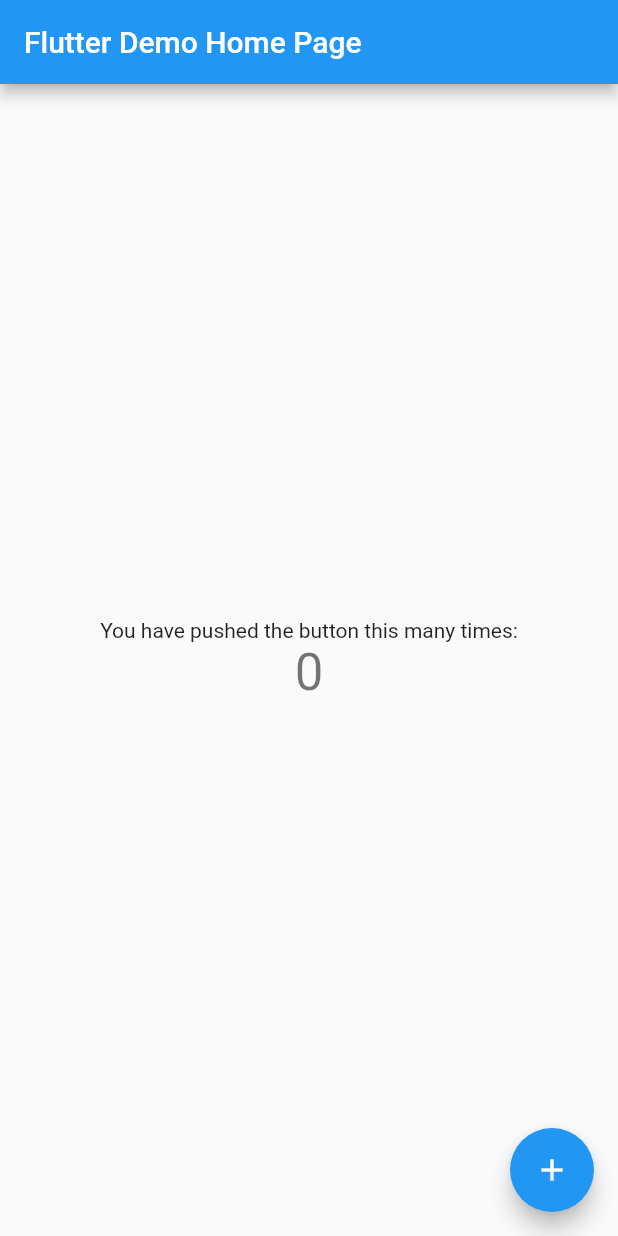
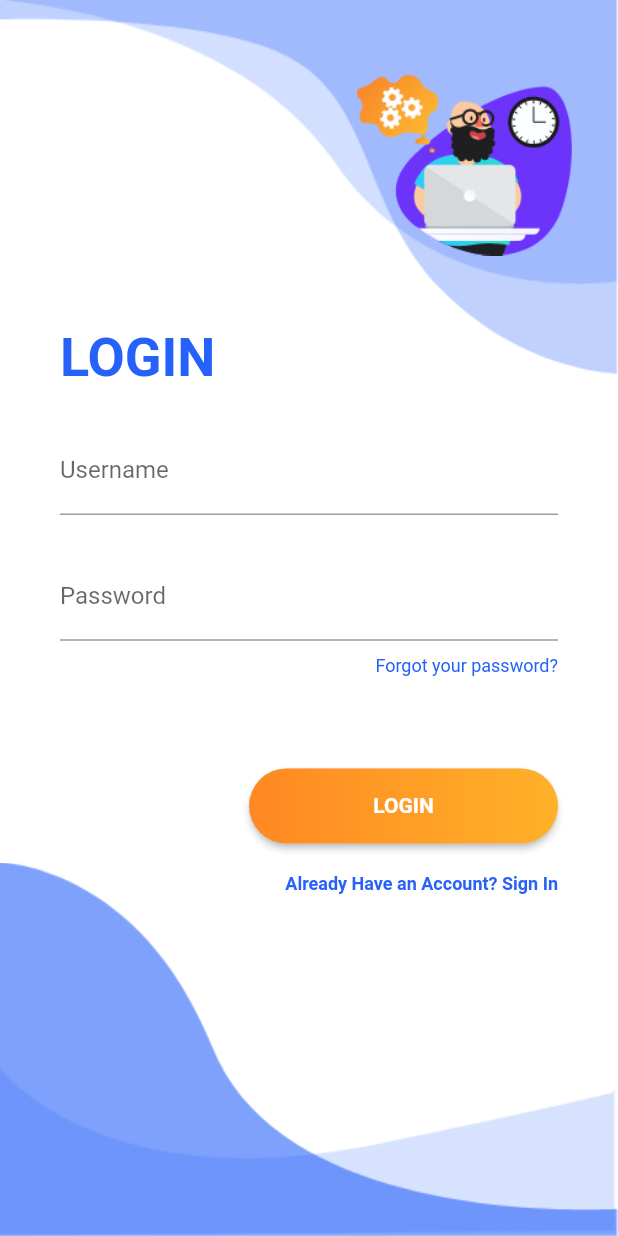
Before and after one commit to shadowdraon319/hoohacks2022, a Flutter app: the screen it shows after launch, on a phone screen of 412 x 824 dp. Run offline on Flutter 3.47's test engine with Material 2 defaults, Android fonts, the light colour scheme and no system bars; our stand-ins replace cloud_firestore, firebase_auth, firebase_core, firebase_messaging; accounts and stored records are empty.

Commit message:
Login and Register Screens

```diff
--- /dev/null
+++ b/lib/Componenets/background.dart
@@ -0,0 +1,55 @@
+import 'package:flutter/material.dart';
+
+class Background extends StatelessWidget {
+  final Widget child;
+
+  const Background({
+    Key? key,
+    required this.child,
+  }) : super(key: key);
+  @override
+  Widget build(BuildContext context) {
+    Size size = MediaQuery.of(context).size;
+    return Container(
+        width: double.infinity,
+        height: size.height,
+        child: Stack(
+          alignment: Alignment.center,
+          children: [
+            Positioned(
+              top: 0,
+              right: 0,
+              child: Image.asset("assets/images/top1.png"),
+              width: size.width,
+            ),
+            Positioned(
+              top: 0,
+              left: 0,
+              child: Image.asset("assets/images/top2.png"),
+              width: size.width,
+            ),
+            Positioned(
+              top: 50,
+              right: 30,
+              child: Image.asset("assets/images/main.png"),
+              width: size.width * .35,
+            ),
+            Positioned(
+              bottom: 0,
+              right: 0,
+              child: Image.asset("assets/images/bottom1.png"),
+              width: size.width,
+            ),
+            Positioned(
+              bottom: 0,
+              right: 0,
+              child: Image.asset("assets/images/bottom2.png"),
+              width: size.width,
+            ),
+            child
+          ],
+        ),
+
+    );
+  }
+}
--- /dev/null
+++ b/lib/Screens/Authentication/login.dart
@@ -0,0 +1,107 @@
+import 'package:careing/presence.dart';
+
+class LoginScreen extends StatelessWidget {
+  @override
+  Widget build(BuildContext context) {
+    Size size = MediaQuery.of(context).size;
+    return Scaffold(
+      body: Background(
+        child: Column(mainAxisAlignment: MainAxisAlignment.center, children: [
+          Container(
+            alignment: Alignment.centerLeft,
+            padding: EdgeInsets.symmetric(horizontal: 40),
+            child: Text(
+              'LOGIN',
+              style: TextStyle(
+                fontWeight: FontWeight.bold,
+                color: Color(0xFF2661FA),
+                fontSize: 36,
+              ),
+              textAlign: TextAlign.left,
+            ),
+          ),
+          SizedBox(
+            height: size.height * 0.03,
+          ),
+          Container(
+            alignment: Alignment.center,
+            margin: EdgeInsets.symmetric(horizontal: 40),
+            child: TextField(
+              decoration: InputDecoration(labelText: 'Username'),
+            ),
+          ),
+          SizedBox(
+            height: size.height * 0.03,
+          ),
+          Container(
+            alignment: Alignment.center,
+            margin: EdgeInsets.symmetric(horizontal: 40),
+            child: TextField(
+              decoration: InputDecoration(labelText: 'Password'),
+              obscureText: true,
+            ),
+          ),
+          Container(
+            alignment: Alignment.centerRight,
+            margin: EdgeInsets.symmetric(horizontal: 40, vertical: 10),
+            child: Text(
+              'Forgot your password?',
+              style: TextStyle(fontSize: 12, color: Color(0xFF2661FA)),
+            ),
+          ),
+          SizedBox(
+            height: size.height * 0.05,
+          ),
+          Container(
+            alignment: Alignment.centerRight,
+            margin: EdgeInsets.symmetric(horizontal: 40, vertical: 10),
+            child: RaisedButton(
+              onPressed: () {},
+              shape: RoundedRectangleBorder(
+                borderRadius: BorderRadius.circular(80.0),
+              ),
+              textColor: Colors.white,
+              padding: const EdgeInsets.all(0),
+              child: Container(
+                alignment: Alignment.center,
+                height: 50.0,
+                width: size.width * 0.5,
+                decoration: BoxDecoration(
+                  borderRadius: BorderRadius.circular(80.0),
+                  gradient: LinearGradient(
+                    colors: [
+                      Color.fromARGB(255, 255, 136, 34),
+                      Color.fromARGB(255, 255, 177, 41),
+                    ],
+                  ),
+                ),
+                padding: const EdgeInsets.all(0),
+                child: Text('LOGIN',
+                    textAlign: TextAlign.center,
+                    style: TextStyle(fontWeight: FontWeight.bold)),
+              ),
+            ),
+          ),
+          Container(
+              alignment: Alignment.centerRight,
+              margin: EdgeInsets.symmetric(horizontal: 40, vertical: 10),
+              child: GestureDetector(
+                onTap: () {
+                  Navigator.push(
+                      context,
+                      MaterialPageRoute(
+                          builder: (context) => RegisterScreen()));
+                },
+                child: Text(
+                  'Already Have an Account? Sign In',
+                  style: TextStyle(
+                      fontSize: 12,
+                      fontWeight: FontWeight.bold,
+                      color: Color(0xFF2661FA)),
+                ),
+              ))
+        ]),
+      ),
+    );
+  }
+}
--- a/lib/main.dart
+++ b/lib/main.dart
@@ -1,6 +1,10 @@
 import 'package:flutter/material.dart';
+import 'package:careing/presence.dart';
+import 'package:firebase_core/firebase_core.dart';
 
-void main() {
+void main() async{
+  WidgetsFlutterBinding.ensureInitialized();
+  await Firebase.initializeApp();
   runApp(const MyApp());
 }
 
@@ -11,7 +15,8 @@
   @override
   Widget build(BuildContext context) {
     return MaterialApp(
-      title: 'Flutter Demo',
+      title: 'Flutter Login',
+      debugShowCheckedModeBanner: false,
       theme: ThemeData(
           // This is the theme of your application.
           //
@@ -22,94 +27,9 @@
           // or simply save your changes to "hot reload" in a Flutter IDE).
           // Notice that the counter didn't reset back to zero; the application
           // is not restarted.
-        primarySwatch: Colors.blue,
-      ),
-      home: const MyHomePage(title: 'Flutter Demo Home Page'),
+          primaryColor: Color(0xFF2661FA),
+          scaffoldBackgroundColor: Colors.white),
+      home: LoginScreen(),
     );
   }
 }
-
-class MyHomePage extends StatefulWidget {
-  const MyHomePage({Key? key, required this.title}) : super(key: key);
-
-  // This widget is the home page of your application. It is stateful, meaning
-  // that it has a State object (defined below) that contains fields that affect
-  // how it looks.
-
-  // This class is the configuration for the state. It holds the values (in this
-  // case the title) provided by the parent (in this case the App widget) and
-  // used by the build method of the State. Fields in a Widget subclass are
-  // always marked "final".
-
-  final String title;
-
-  @override
-  State<MyHomePage> createState() => _MyHomePageState();
-}
-
-class _MyHomePageState extends State<MyHomePage> {
-  int _counter = 0;
-
-  void _incrementCounter() {
-    setState(() {
-      // This call to setState tells the Flutter framework that something has
-      // changed in this State, which causes it to rerun the build method below
-      // so that the display can reflect the updated values. If we changed
-      // _counter without calling setState(), then the build method would not be
-      // called again, and so nothing would appear to happen.
-      _counter++;
-    });
-  }
-
-  @override
-  Widget build(BuildContext context) {
-    // This method is rerun every time setState is called, for instance as done
-    // by the _incrementCounter method above.
-    //
-    // The Flutter framework has been optimized to make rerunning build methods
-    // fast, so that you can just rebuild anything that needs updating rather
-    // than having to individually change instances of widgets.
-    return Scaffold(
-      appBar: AppBar(
-        // Here we take the value from the MyHomePage object that was created by
-        // the App.build method, and use it to set our appbar title.
-        title: Text(widget.title),
-      ),
-      body: Center(
-        // Center is a layout widget. It takes a single child and positions it
-        // in the middle of the parent.
-        child: Column(
-          // Column is also a layout widget. It takes a list of children and
-          // arranges them vertically. By default, it sizes itself to fit its
-          // children horizontally, and tries to be as tall as its parent.
-          //
-          // Invoke "debug painting" (press "p" in the console, choose the
-          // "Toggle Debug Paint" action from the Flutter Inspector in Android
-          // Studio, or the "Toggle Debug Paint" command in Visual Studio Code)
-          // to see the wireframe for each widget.
-          //
-          // Column has various properties to control how it sizes itself and
-          // how it positions its children. Here we use mainAxisAlignment to
-          // center the children vertically; the main axis here is the vertical
-          // axis because Columns are vertical (the cross axis would be
-          // horizontal).
-          mainAxisAlignment: MainAxisAlignment.center,
-          children: <Widget>[
-            const Text(
-              'You have pushed the button this many times:',
-            ),
-            Text(
-              '$_counter',
-              style: Theme.of(context).textTheme.headline4,
-            ),
-          ],
-        ),
-      ),
-      floatingActionButton: FloatingActionButton(
-        onPressed: _incrementCounter,
-        tooltip: 'Increment',
-        child: const Icon(Icons.add),
-      ), // This trailing comma makes auto-formatting nicer for build methods.
-    );
-  }
-}
```
Also changed, not shown: lib/Screens/Authentication/register.dart (added, +159 -0 lines), lib/Screens/dashboard.dart (added, +25 -0 lines), lib/presence.dart (added, +8 -0 lines), pubspec.yaml (+9 -2 lines), assets/images/bottom1.png (added), assets/images/bottom2.png (added), assets/images/main.png (added), assets/images/top1.png (added), assets/images/top2.png (added), pubspec.lock, 14 other files. Lines whose indentation alone changed are shown as unchanged.
